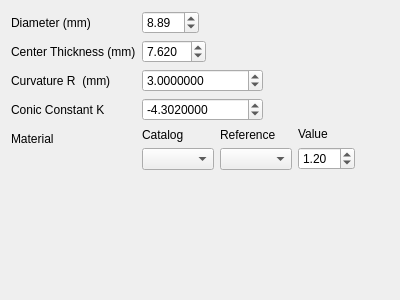
cihologramas/freecad-pyoptools, file freecad/pyoptools/GUI/PowellLens.ui: the form before one commit.
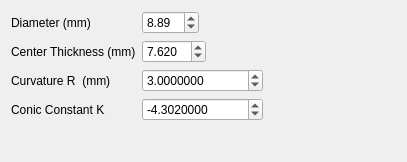
The form after the commit.

Commit message:
All the dialogs to insert objects use now placementWidget and materialWidget
Code was added to be able to reuse custom widgets in the components dialogs. It mus be working now.

Patch:
```diff
--- a/freecad/pyoptools/GUI/PowellLens.ui
+++ b/freecad/pyoptools/GUI/PowellLens.ui
@@ -6,8 +6,8 @@
    <rect>
     <x>0</x>
     <y>0</y>
-    <width>400</width>
-    <height>300</height>
+    <width>407</width>
+    <height>162</height>
    </rect>
   </property>
   <property name="windowTitle">
@@ -102,69 +102,6 @@
        </property>
       </widget>
      </item>
-     <item row="4" column="0">
-      <widget class="QLabel" name="label_5">
-       <property name="text">
-        <string>Material</string>
-       </property>
-      </widget>
-     </item>
-     <item row="4" column="1">
-      <layout class="QHBoxLayout" name="horizontalLayout_2">
-       <item>
-        <layout class="QVBoxLayout" name="verticalLayout_4">
-         <item>
-          <widget class="QLabel" name="label_8">
-           <property name="text">
-            <string>Catalog</string>
-           </property>
-          </widget>
-         </item>
-         <item>
-          <widget class="QComboBox" name="Catalog"/>
-         </item>
-        </layout>
-       </item>
-       <item>
-        <layout class="QVBoxLayout" name="verticalLayout_5">
-         <item>
-          <widget class="QLabel" name="label_9">
-           <property name="text">
-            <string>Reference</string>
-           </property>
-          </widget>
-         </item>
-         <item>
-          <widget class="QComboBox" name="Reference"/>
-         </item>
-        </layout>
-       </item>
-       <item>
-        <layout class="QVBoxLayout" name="verticalLayout_2">
-         <item>
-          <widget class="QLabel" name="label_6">
-           <property name="text">
-            <string>Value</string>
-           </property>
-          </widget>
-         </item>
-         <item>
-          <widget class="QDoubleSpinBox" name="Value">
-           <property name="minimum">
-            <double>1.000000000000000</double>
-           </property>
-           <property name="singleStep">
-            <double>0.100000000000000</double>
-           </property>
-           <property name="value">
-            <double>1.200000000000000</double>
-           </property>
-          </widget>
-         </item>
-        </layout>
-       </item>
-      </layout>
-     </item>
     </layout>
    </item>
   </layout>
```
The commit also changes 26 other files.
